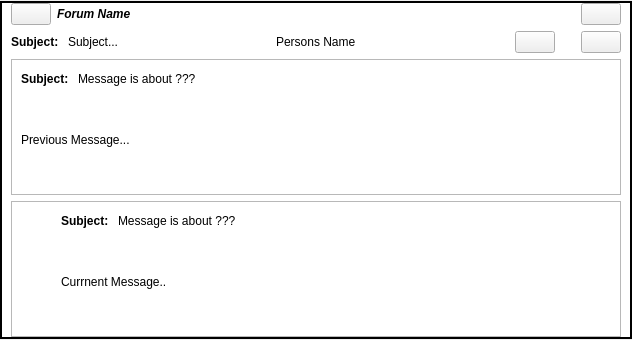
First picture: the form in retroshare-gui/src/gui/feeds/ForumMsgItem.ui, repository RetroShare/RetroShare, before the edit.
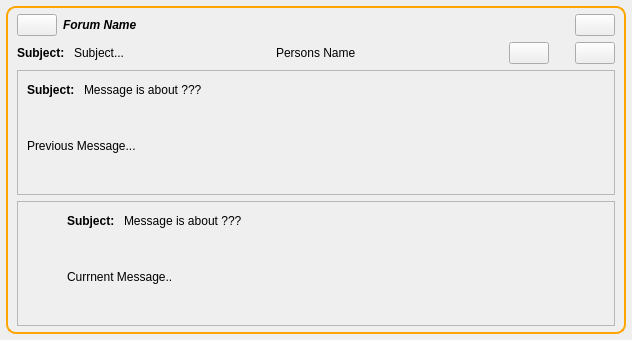
Second picture: the form after the edit. Icons and pictures are not drawn.

```diff
--- a/retroshare-gui/src/gui/feeds/ForumMsgItem.ui
+++ b/retroshare-gui/src/gui/feeds/ForumMsgItem.ui
@@ -14,17 +14,8 @@
    <string>Form</string>
   </property>
   <layout class="QGridLayout">
-   <property name="leftMargin">
-    <number>0</number>
-   </property>
-   <property name="topMargin">
-    <number>1</number>
-   </property>
-   <property name="rightMargin">
-    <number>0</number>
-   </property>
-   <property name="bottomMargin">
-    <number>1</number>
+   <property name="margin">
+    <number>6</number>
    </property>
    <item row="0" column="0">
     <widget class="QFrame" name="frame_3">
@@ -35,8 +26,10 @@
       </sizepolicy>
      </property>
      <property name="styleSheet">
-      <string notr="true">QFrame#frame_3{border: 2px solid black;
-background: white;}</string>
+      <string notr="true">QFrame#frame_3{border: 2px solid orange;
+background: qlineargradient(x1: 0, y1: 0, x2: 0, y2: 1,
+                                     stop: 0 #F7B552, stop: 1 #FB8428);
+border-radius: 10px}</string>
      </property>
      <property name="frameShape">
       <enum>QFrame::StyledPanel</enum>
@@ -46,10 +39,10 @@
      </property>
      <layout class="QVBoxLayout">
       <property name="topMargin">
-       <number>0</number>
+       <number>6</number>
       </property>
       <property name="bottomMargin">
-       <number>0</number>
+       <number>6</number>
       </property>
       <item>
        <layout class="QHBoxLayout">
```
